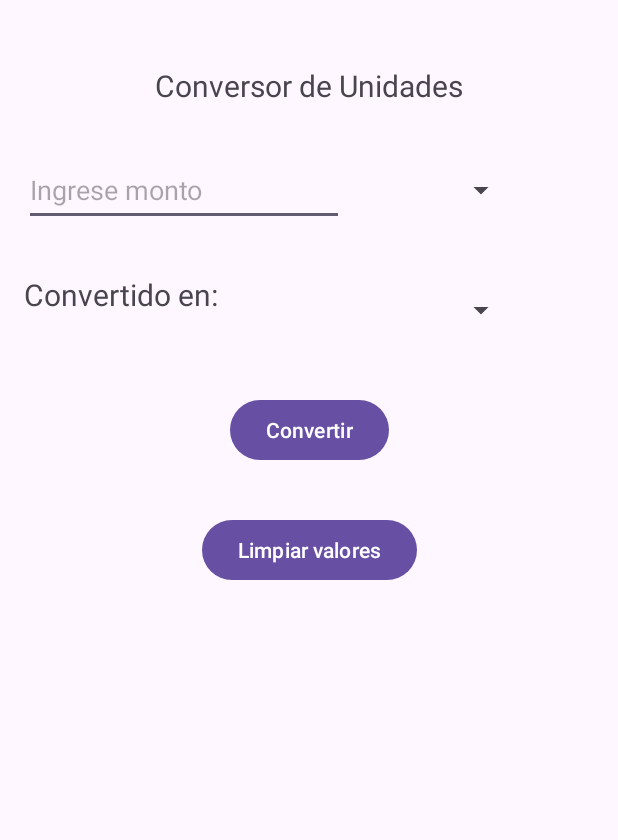
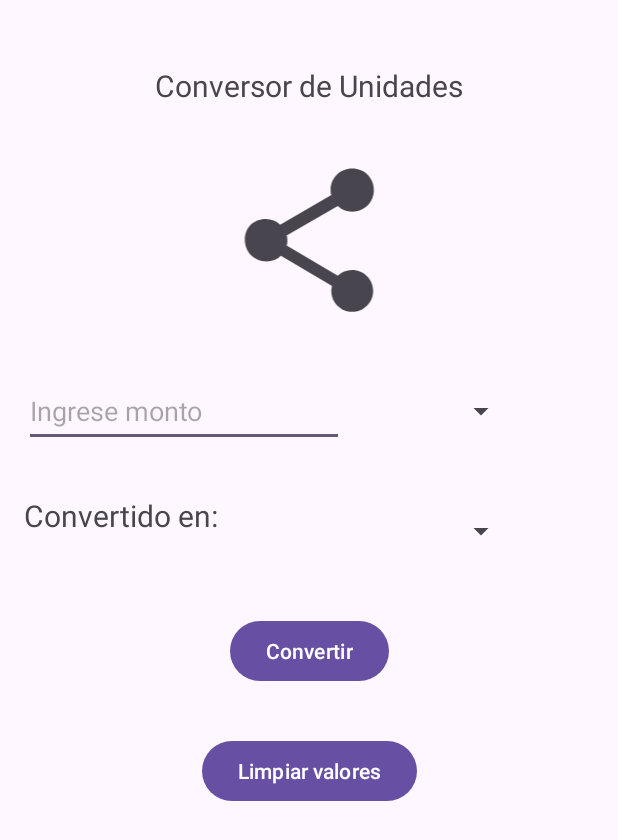
Before and after one commit to Jedicito/BCAndroid_M5_Individual17, an Android app: the layout activity_main.xml on its own in the app's theme, with its tools: preview values and no code run, on a phone screen of 412 x 824 dp. Shown: the top 840 px of the screen. Run offline under Robolectric (Android 15) with nearby library versions, the phone set to English and light mode, and no system bars.

```diff
--- a/app/src/main/java/chl/ancud/m5_individual17/MainActivity.kt
+++ b/app/src/main/java/chl/ancud/m5_individual17/MainActivity.kt
@@ -48,17 +48,21 @@ class MainActivity : AppCompatActivity() {
                         "USD" -> factorCambio = 1.0
                         "CLP" -> factorCambio = 817.0
                         "EUR" -> factorCambio = 0.89
+                        else  -> factorCambio = 0.0
             }
             "CLP" -> when (divisaCambio) {
                         "USD" -> factorCambio = 0.001
                         "CLP" -> factorCambio = 1.0
                         "EUR" -> factorCambio = 0.001
+                        else  -> factorCambio = 0.0
             }
             "EUR" -> when (divisaCambio) {
                         "USD" -> factorCambio = 1.11
                         "CLP" -> factorCambio = 910.0
                         "EUR" -> factorCambio = 1.0
+                        else  -> factorCambio = 0.0
             }
+            else -> factorCambio = 0.0
         }
 
         return monto * factorCambio
--- a/app/src/main/res/layout/activity_main.xml
+++ b/app/src/main/res/layout/activity_main.xml
@@ -49,7 +49,7 @@
         android:inputType="number"
         android:minHeight="48dp"
         app:layout_constraintStart_toStartOf="parent"
-        app:layout_constraintTop_toBottomOf="@+id/txvTitulo" />
+        app:layout_constraintTop_toBottomOf="@+id/imageView" />
 
     <TextView
         android:id="@+id/txvResultado"
@@ -82,4 +82,14 @@
         app:layout_constraintStart_toStartOf="parent"
         app:layout_constraintTop_toBottomOf="@+id/btnConvertir" />
 
+    <ImageView
+        android:id="@+id/imageView"
+        android:layout_width="160dp"
+        android:layout_height="115dp"
+        android:layout_marginTop="32dp"
+        app:layout_constraintEnd_toEndOf="parent"
+        app:layout_constraintStart_toStartOf="parent"
+        app:layout_constraintTop_toBottomOf="@+id/txvTitulo"
+        app:srcCompat="?attr/actionModeShareDrawable" />
+
 </androidx.constraintlayout.widget.ConstraintLayout>
```
